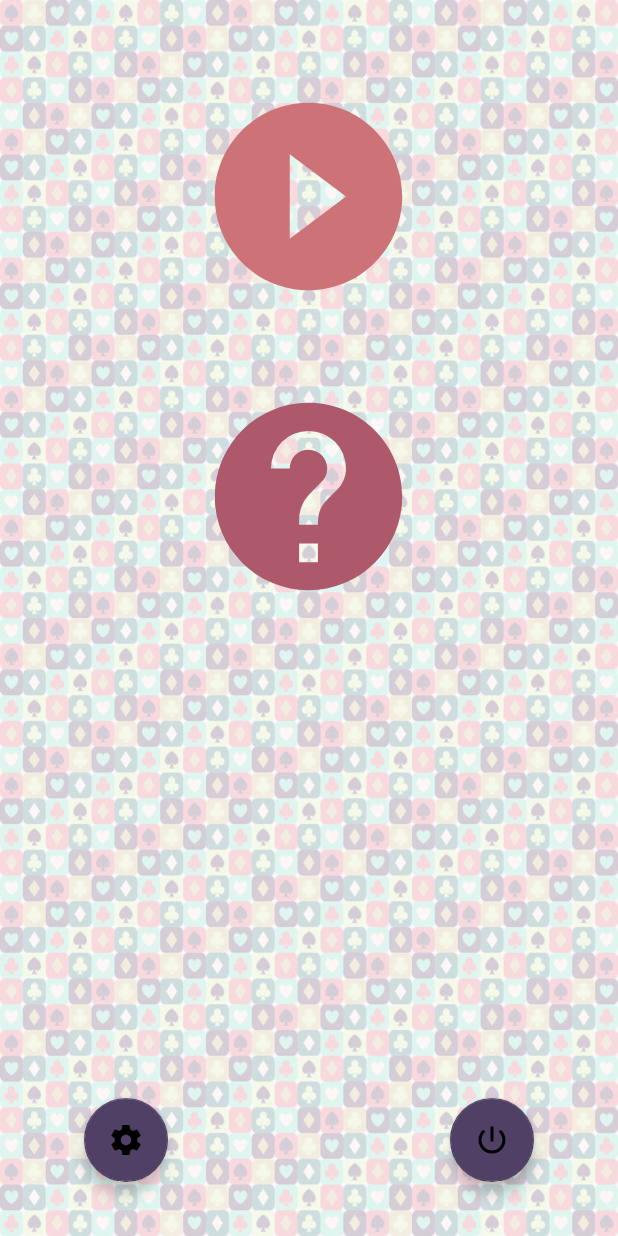
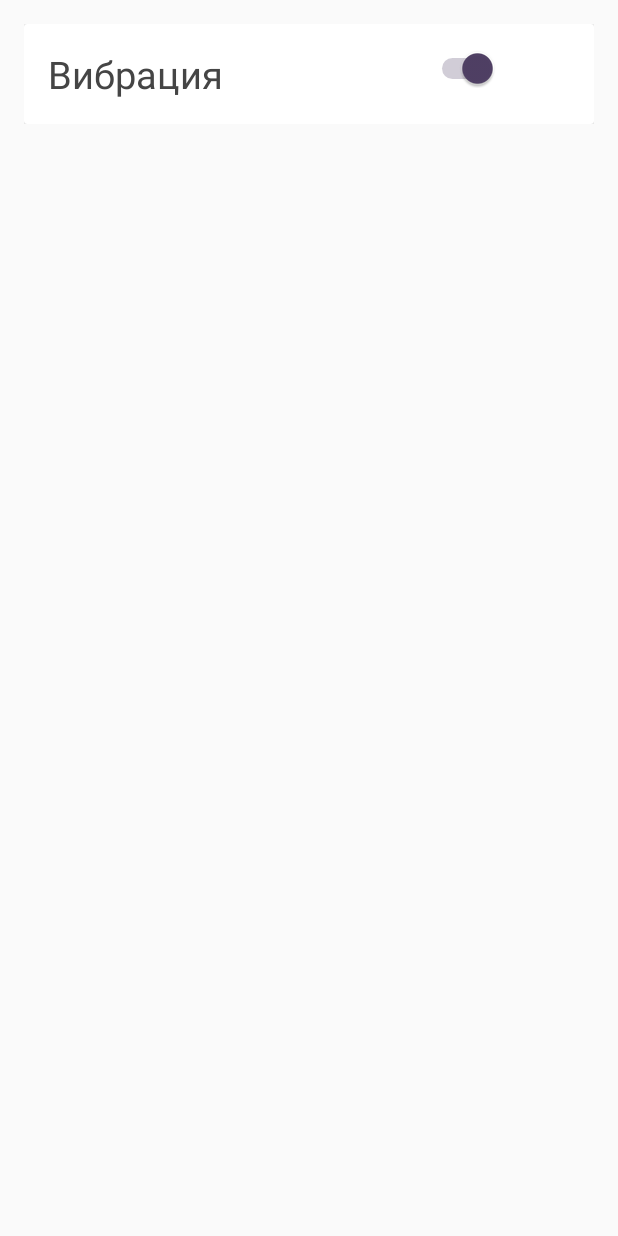
Before and after one commit to gglcrash/KingsCup, an Android app: the screen it shows after launch (MainActivity before the commit, SettingsActivity after it), after a tap on an icon or button, on a phone screen of 412 x 824 dp. Run offline under Robolectric (Android 15) with nearby library versions, the phone set to English and light mode, and no system bars; our stand-ins replace ButterKnife.

Commit message:
vibration switch

```diff
--- a/app/src/main/AndroidManifest.xml
+++ b/app/src/main/AndroidManifest.xml
@@ -5,6 +5,7 @@
     <uses-permission android:name="android.permission.VIBRATE"/>
 
     <application
+        android:name=".utils.KingsCupApplication"
         android:allowBackup="true"
         android:icon="@mipmap/ic_launcher"
         android:label="@string/app_name"
@@ -22,6 +23,8 @@
                   android:screenOrientation="portrait"/>
         <activity android:name=".ui.activities.RulesActivity"
                   android:screenOrientation="portrait"/>
+        <activity android:name=".ui.activities.SettingsActivity"
+                  android:screenOrientation="portrait"/>
     </application>
 
 </manifest>
--- a/app/src/main/java/com/gglcrash/kingscup/data/managers/DataManager.java
+++ b/app/src/main/java/com/gglcrash/kingscup/data/managers/DataManager.java
@@ -20,6 +20,7 @@ public class DataManager {
     }
 
     public PreferencesManager getPreferencesManager() {
+
         return mPreferencesManager;
     }
 }
--- a/app/src/main/java/com/gglcrash/kingscup/ui/activities/MainActivity.java
+++ b/app/src/main/java/com/gglcrash/kingscup/ui/activities/MainActivity.java
@@ -5,6 +5,7 @@ import android.os.Bundle;
 import android.view.View;
 
 import com.gglcrash.kingscup.R;
+import com.gglcrash.kingscup.data.managers.DataManager;
 import com.gglcrash.kingscup.utils.Card;
 import com.gglcrash.kingscup.utils.ConstantManager;
 import com.gglcrash.kingscup.utils.Rule;
@@ -21,6 +22,8 @@ public class MainActivity extends BaseActivity {
         NINE, TEN, JACK, QUEEN, KING, ACE
     }
 
+    DataManager mDataManager;
+    private boolean isVibrationEnabled;
     private ArrayList<Rule> enabledRulesList = new ArrayList<>();
     private ArrayList<Rule> allOfMyRulesList = new ArrayList<>();
     private ArrayList<Card> myCardList = new ArrayList<>();
@@ -34,13 +37,17 @@ public class MainActivity extends BaseActivity {
         int uiOptions = View.SYSTEM_UI_FLAG_FULLSCREEN;
         decorView.setSystemUiVisibility(uiOptions);
 
+        mDataManager = DataManager.getInstance();
+        isVibrationEnabled = mDataManager.getPreferencesManager().loadVibrationValue();
         setCards();
         setRules();
     }
 
     @OnClick(R.id.fab_settings)
     public void fabSettingsClick(){
-        showToast("settings!");
+        Intent intent = new Intent(this, SettingsActivity.class);
+        intent.putExtra(ConstantManager.VIBRATION,isVibrationEnabled);
+        startActivityForResult(intent, ConstantManager.RESULT_SETTINGS_CODE);
     }
 
     @OnClick(R.id.fab_quit)
@@ -52,6 +59,7 @@ public class MainActivity extends BaseActivity {
     public void playClick(){
         Intent intent = new Intent(this, PlayActivity.class);
         intent.putParcelableArrayListExtra(ConstantManager.CARD_LIST, myCardList);
+        intent.putExtra(ConstantManager.VIBRATION,isVibrationEnabled);
         startActivity(intent);
     }
 
@@ -73,6 +81,11 @@ public class MainActivity extends BaseActivity {
                     enabledRulesList = data.getParcelableArrayListExtra(ConstantManager.ENABLED_RULES_LIST);
                 }
             }
+            case ConstantManager.RESULT_SETTINGS_CODE:
+                if(data!=null){
+                    isVibrationEnabled= data.getBooleanExtra(ConstantManager.VIBRATION,true);
+                    mDataManager.getPreferencesManager().saveVibrationValue(isVibrationEnabled);
+                }
         }
     }
 
--- /dev/null
+++ b/app/src/main/java/com/gglcrash/kingscup/ui/activities/SettingsActivity.java
@@ -0,0 +1,50 @@
+package com.gglcrash.kingscup.ui.activities;
+
+import android.content.Intent;
+import android.os.Bundle;
+import android.support.annotation.Nullable;
+import android.view.View;
+import android.widget.Switch;
+
+import com.gglcrash.kingscup.R;
+import com.gglcrash.kingscup.utils.ConstantManager;
+
+import butterknife.BindView;
+import butterknife.ButterKnife;
+import butterknife.OnCheckedChanged;
+
+/**
+ * Created by gglcrash on 22.09.2016.
+ */
+public class SettingsActivity extends BaseActivity {
+    @BindView(R.id.switch_button_vibration)
+    Switch switchButton;
+    private boolean isVibrationEnabled;
+
+    @Override
+    protected void onCreate(@Nullable Bundle savedInstanceState) {
+        super.onCreate(savedInstanceState);
+        setContentView(R.layout.activity_settings);
+        ButterKnife.bind(this);
+
+        isVibrationEnabled=getIntent().getBooleanExtra(ConstantManager.VIBRATION,true);
+        switchButton.setChecked(isVibrationEnabled);
+
+        View decorView = getWindow().getDecorView();
+        int uiOptions = View.SYSTEM_UI_FLAG_FULLSCREEN;
+        decorView.setSystemUiVisibility(uiOptions);
+    }
+
+    @OnCheckedChanged(R.id.switch_button_vibration)
+    public void onSwitchButton(){
+        if(switchButton.isChecked()){
+            isVibrationEnabled=true;
+        }else{
+            isVibrationEnabled=false;
+        }
+        Intent intentResult = new Intent();
+        intentResult.putExtra(ConstantManager.VIBRATION,isVibrationEnabled);
+        setResult(ConstantManager.RESULT_SETTINGS_CODE,intentResult);
+    }
+
+}
--- a/app/src/main/java/com/gglcrash/kingscup/utils/ConstantManager.java
+++ b/app/src/main/java/com/gglcrash/kingscup/utils/ConstantManager.java
@@ -11,10 +11,15 @@ public interface ConstantManager {
 
     int CARDS_IN_DECK = 52;
     int RESULT_RULES_CODE = 101;
+    int RESULT_SETTINGS_CODE=201;
 
     int MINI_CARD_WIDTH = 167;
     int MINI_CARD_HEIGHT = 242;
 
+    int LONG_VIBRATION_DURATION = 700;
+    int SHORT_VIBRATION_DURATION = 250;
+
+    String VIBRATION = "VIBRATION";
     String ALL_RULES_LIST = "ALL_RULES_LIST";
     String ENABLED_RULES_LIST = "ENABLED_RULES_LIST";
 }
--- /dev/null
+++ b/app/src/main/res/layout/activity_settings.xml
@@ -0,0 +1,58 @@
+<?xml version="1.0" encoding="utf-8"?>
+<android.support.v4.widget.NestedScrollView
+    xmlns:android="http://schemas.android.com/apk/res/android"
+    xmlns:app="http://schemas.android.com/apk/res-auto"
+    android:layout_width="match_parent"
+    android:layout_height="wrap_content"
+    app:layout_behavior=".ui.behaviors.CustomNestedScrollBehavior"
+    >
+
+    <LinearLayout
+        android:layout_width="match_parent"
+        android:layout_height="match_parent"
+        android:fitsSystemWindows="true"
+        android:orientation="vertical"
+        android:padding="16dp"
+        >
+
+        //2
+
+        <android.support.v7.widget.CardView
+            android:id="@+id/two_cv"
+            android:layout_width="match_parent"
+            android:layout_height="wrap_content"
+            app:cardElevation="@dimen/card_elevation"
+            >
+
+            <RelativeLayout
+                android:layout_width="match_parent"
+                android:layout_height="wrap_content"
+                android:padding="16dp"
+                >
+
+
+                <TextView
+                    android:id="@+id/vibrate_text"
+                    android:layout_width="wrap_content"
+                    android:layout_height="wrap_content"
+                    android:layout_alignParentTop="true"
+                    android:text="@string/vibrate_text"
+                    android:textColor="@color/grey_background"
+                    android:textSize="25sp"
+
+                    />
+
+                <Switch
+                    android:id="@+id/switch_button_vibration"
+                    android:layout_width="wrap_content"
+                    android:layout_height="wrap_content"
+                    android:layout_marginLeft="@dimen/switch_margin"
+                    android:layout_toRightOf="@id/vibrate_text"
+                    />
+
+            </RelativeLayout>
+        </android.support.v7.widget.CardView>
+
+
+    </LinearLayout>
+</android.support.v4.widget.NestedScrollView>
--- a/app/src/main/res/values/dimens.xml
+++ b/app/src/main/res/values/dimens.xml
@@ -19,5 +19,6 @@
     <dimen name="card_width">250dp</dimen>
     <dimen name="card_height">363dp</dimen>
     <dimen name="card_elevation">4dp</dimen>
+    <dimen name="switch_margin">135dp</dimen>
 
 </resources>
--- a/app/src/main/res/values/strings.xml
+++ b/app/src/main/res/values/strings.xml
@@ -43,4 +43,5 @@
     <string name="queen_rule_text">Достав даму, игрок становится мастером вопросов. Это означает, что пока кто-либо не вытянет следующую даму, на все вопросы данного игрока следует отвечать своим вопросом. Например, если мастер вопросов спрашивает кого-то \"который час?\", тот должен ответить \"разве сейчас два часа?\". Если спрошенный игрок ответит не вопросом, а утвердительно, он должен выпить.</string>
     <string name="king_rule_text">Когда кто-либо вытягивает короля, все игроки должны вылить содержимое своих бокалов в кубок короля, находящийся в центре стола. При выпадении четвертого короля доставший его игрок должен выпить содержимое этого кубка. После этого игра заканчивается или продолжается по договоренности.</string>
     <string name="ace_rule_text">Если кому-то выпал туз, каждый должен выпить, начиная от вытянувшего карту игрока. Каждый участник может начать пить лишь после того, как это сделает его сосед справа, и имеет право остановиться лишь после того, как этот сосед прекратит пить. Поэтому если вы сидите по левую сторону от игрока, вытянувшего туза, вы не сможете перестать пить, пока этого не сделают все сидящие за столом.</string>
+    <string name="vibrate_text">Вибрация</string>
 </resources>
```
Also changed, not shown: app/src/main/java/com/gglcrash/kingscup/data/managers/PreferencesManager.java (+8 -15 lines), app/src/main/java/com/gglcrash/kingscup/ui/activities/PlayActivity.java (+8 -2 lines).
